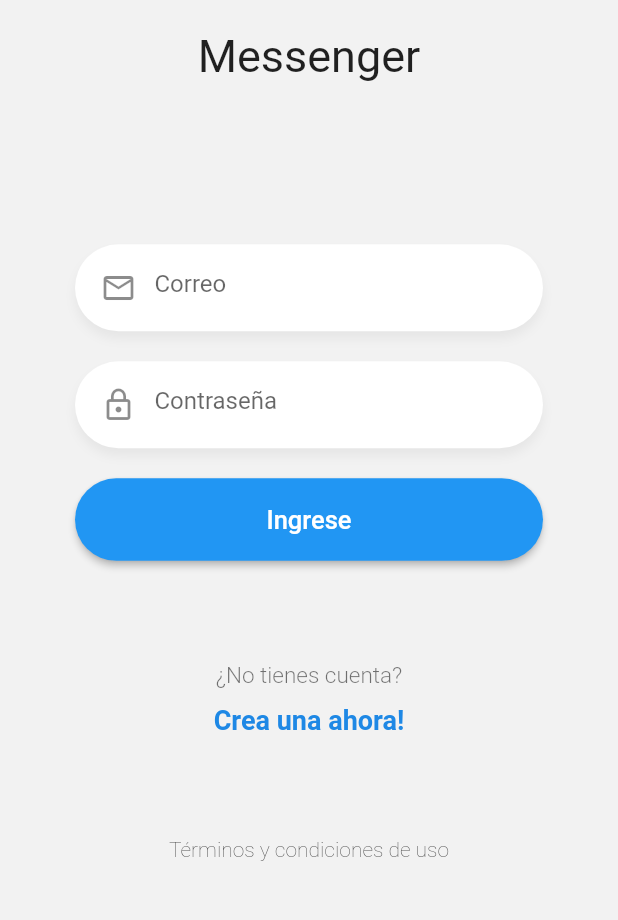
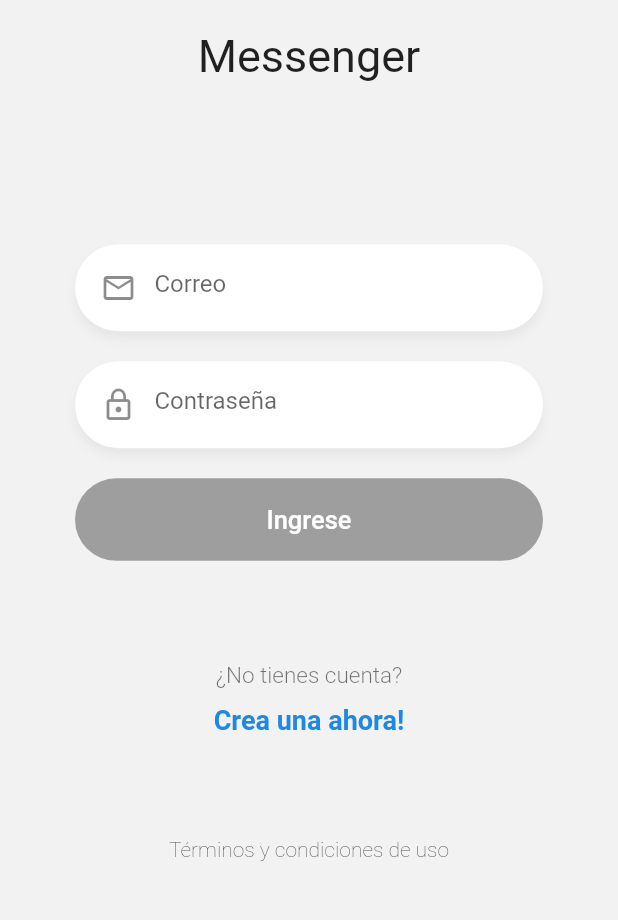
Before and after one commit to Sloot04/chat_app, a Flutter app: the screen it shows after launch, after a tap on "Ingrese", on a phone screen of 412 x 824 dp, the part 251-1171 px from its top. Run offline on Flutter 3.47's test engine with Material 2 defaults, Android fonts, the phone set to English and light mode, and no system bars; our stand-ins replace pull_to_refresh; accounts and stored records are empty; network calls fail.

Commit message:
Bloquear boton en autenticacion

```diff
--- a/lib/pages/login_page.dart
+++ b/lib/pages/login_page.dart
@@ -78,12 +78,12 @@ class __FormState extends State<_Form> {
           BotonAzul(
             text: 'Ingrese',
             onPressed: authService.autenticando
-                ? () => {}
+                ? null
                 : () {
                     FocusScope.of(context).unfocus();
 
                     authService.login(
-                        emailCtrl.text.trim(), passCtrl.text.trim());
+                        emailCtrl.text.trim(), passCtrl.text);
                   },
           ),
         ],
--- a/lib/widgets/boton_azul.dart
+++ b/lib/widgets/boton_azul.dart
@@ -2,7 +2,7 @@ import 'package:flutter/material.dart';
 
 class BotonAzul extends StatelessWidget {
   final String text;
-  final Function onPressed;
+  final dynamic onPressed;
 
   const BotonAzul({Key? key, required this.text, required this.onPressed})
       : super(key: key);
@@ -10,10 +10,17 @@ class BotonAzul extends StatelessWidget {
   @override
   Widget build(BuildContext context) {
     return ElevatedButton(
-      style: ButtonStyle(
-          elevation: MaterialStateProperty.all(2),
-          shape: MaterialStateProperty.all(StadiumBorder())),
-      onPressed: () => this.onPressed(),
+      style: this.onPressed == null
+          ? ButtonStyle(
+              elevation: MaterialStateProperty.all(0),
+              shape: MaterialStateProperty.all(StadiumBorder()),
+              backgroundColor: MaterialStateProperty.all(Colors.grey),
+              mouseCursor: MaterialStateProperty.all(MouseCursor.defer))
+          : ButtonStyle(
+              elevation: MaterialStateProperty.all(2),
+              shape: MaterialStateProperty.all(StadiumBorder()),
+              backgroundColor: MaterialStateProperty.all(Colors.blue)),
+      onPressed: this.onPressed,
       child: Container(
         width: double.infinity,
         height: 55,
```
